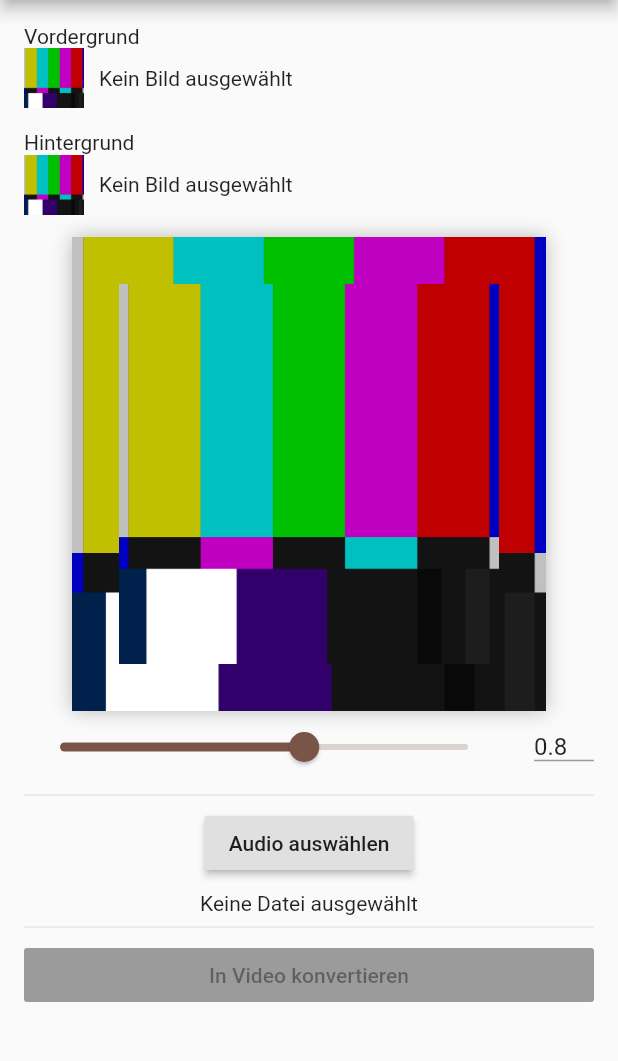
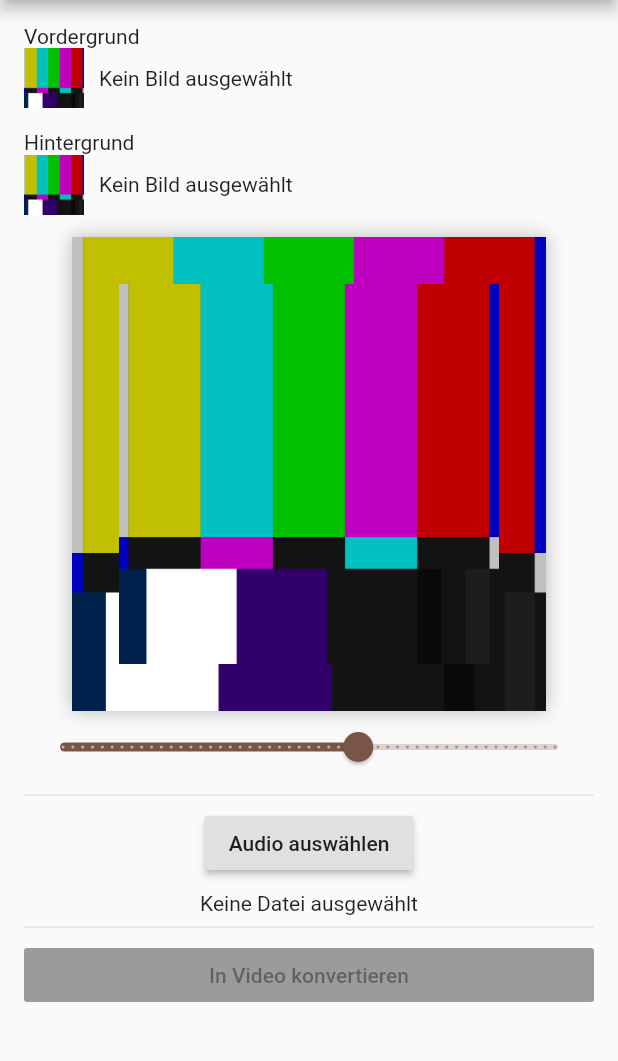
Before and after one commit to doodlezucc/SnippetFeed, a Flutter app: the screen it shows after launch, on a phone screen of 412 x 824 dp, the part 84-1145 px from its top. Run offline on Flutter 3.47's test engine with Material 2 defaults, Android fonts, the phone set to English and light mode, and no system bars; our stand-ins replace file_picker; missing offline and left inert: esys_flutter_share, flutter_ffmpeg, flutter_sound.

Commit message:
removed slider number input

```diff
--- a/lib/input_slider.dart
+++ /dev/null
@@ -1,76 +0,0 @@
-import 'package:flutter/material.dart';
-
-class InputSlider extends StatefulWidget {
-  final double value;
-  final void Function(double v) onChanged;
-
-  const InputSlider({Key key, @required this.value, @required this.onChanged})
-      : super(key: key);
-
-  @override
-  _InputSliderState createState() => _InputSliderState();
-}
-
-class _InputSliderState extends State<InputSlider> {
-  TextField sizeField;
-
-  @override
-  void initState() {
-    super.initState();
-    resetSizeField();
-  }
-
-  void resetSizeField() {
-    sizeField = TextField(
-      focusNode: FocusNode(),
-      onChanged: (s) {
-        double result = double.tryParse(s);
-        print(result);
-        if (result != null) {
-          widget.onChanged(result.clamp(0.5, 1.0));
-        }
-      },
-      onEditingComplete: () {
-        sizeField.focusNode.unfocus();
-        sizeField.controller.text = widget.value.toString();
-      },
-      decoration: InputDecoration(
-        isDense: true,
-        contentPadding: EdgeInsets.zero,
-      ),
-      expands: false,
-      autofocus: false,
-      autocorrect: false,
-      controller: TextEditingController(text: widget.value.toString()),
-      keyboardType:
-          TextInputType.numberWithOptions(decimal: true, signed: true),
-    );
-  }
-
-  @override
-  Widget build(BuildContext context) {
-    return Row(
-      children: [
-        Expanded(
-          child: Slider.adaptive(
-              value: widget.value,
-              min: 0.5,
-              max: 1.0,
-              divisions: 50,
-              label: "${(widget.value * 100).round()}%",
-              onChanged: (v) {
-                sizeField.focusNode.unfocus();
-                var value = (v * 100).roundToDouble() / 100;
-                sizeField.controller.text = value.toString();
-                widget.onChanged(value);
-              }),
-        ),
-        Container(width: 20),
-        Container(
-          child: sizeField,
-          width: 40,
-        ),
-      ],
-    );
-  }
-}
--- a/lib/main.dart
+++ b/lib/main.dart
@@ -7,11 +7,10 @@ import 'package:flutter/material.dart';
 import 'package:flutter_sound/flutter_sound_player.dart';
 import 'package:path/path.dart' as path;
 import 'package:path_provider/path_provider.dart';
-import 'package:vinsta/input_slider.dart';
-import 'package:vinsta/layered_image.dart';
 
 import 'process.dart';
 import 'buttons.dart';
+import 'layered_image.dart';
 
 void main() => runApp(MyApp());
 
@@ -104,10 +103,18 @@ class _MyHomePageState extends State<MyHomePage> with WidgetsBindingObserver {
               child: LayeredImage(
                   back: back.file, front: front.file, frontSize: frontSize),
             ),
-            InputSlider(
-              value: frontSize,
-              onChanged: (v) => setState(() => frontSize = v),
-            ),
+            Slider.adaptive(
+                value: frontSize,
+                min: 0.5,
+                max: 1.0,
+                divisions: 50,
+                label: "${(frontSize * 100).round()}%",
+                onChanged: (v) {
+                  var value = (v * 100).roundToDouble() / 100;
+                  setState(() {
+                    frontSize = value;
+                  });
+                }),
             Divider(),
             FilePickButton(
               text: "Audio auswählen",
```
